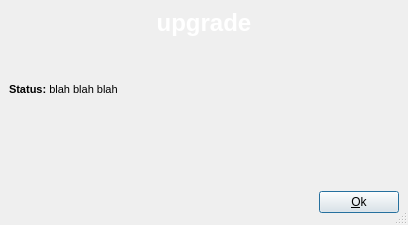
The window that wengophone/src/presentation/qt/filetransfer/UpgradeDialog.ui (tkrotoff/WengoPhone) describes before a commit, drawn with Qt 5.
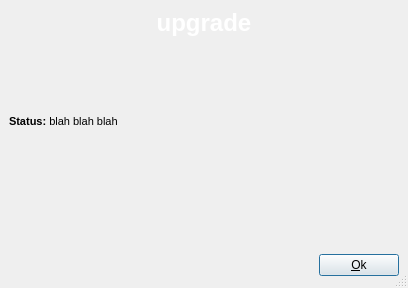
The same window after the commit.

What changed in the file:
```diff
--- a/wengophone/src/presentation/qt/filetransfer/UpgradeDialog.ui
+++ b/wengophone/src/presentation/qt/filetransfer/UpgradeDialog.ui
@@ -9,7 +9,7 @@
     <x>0</x>
     <y>0</y>
     <width>408</width>
-    <height>225</height>
+    <height>288</height>
    </rect>
   </property>
   <property name="windowTitle" >
@@ -60,8 +60,8 @@
        </property>
        <property name="sizeHint" >
         <size>
-         <width>20</width>
-         <height>40</height>
+         <width>388</width>
+         <height>42</height>
         </size>
        </property>
       </spacer>
@@ -75,8 +75,8 @@
      </property>
      <property name="sizeHint" >
       <size>
-       <width>274</width>
-       <height>21</height>
+       <width>390</width>
+       <height>51</height>
       </size>
      </property>
     </spacer>
```
Left out of the diff: 20 changed lines with no effect on the pictures.
